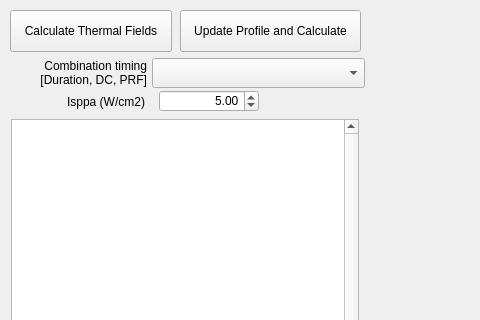
Before: the Qt Designer form BabelBrain/Babel_Thermal/form.ui in ProteusMRIgHIFU/BabelBrain, drawn with Qt 5; both pictures show x 0 to 480 and y 0 to 320 of the 1251 by 483 pixel window.
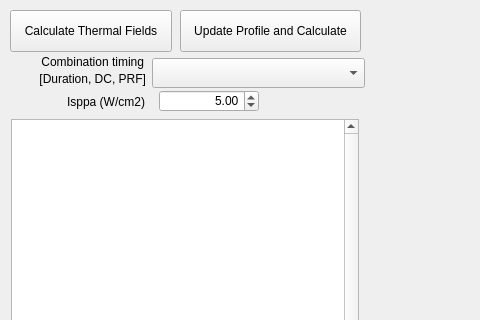
After: the same form once the commit is applied.

What changed in the file:
```diff
--- a/BabelBrain/Babel_Thermal/form.ui
+++ b/BabelBrain/Babel_Thermal/form.ui
@@ -45,15 +45,14 @@
   <widget class="QLabel" name="label_20">
    <property name="geometry">
     <rect>
-     <x>4</x>
-     <y>50</y>
-     <width>143</width>
-     <height>46</height>
+     <x>17</x>
+     <y>49</y>
+     <width>127</width>
+     <height>25</height>
     </rect>
    </property>
    <property name="text">
-    <string>Combination timing
-[Duration, DC, PRF]</string>
+    <string>Combination timing</string>
    </property>
    <property name="alignment">
     <set>Qt::AlignmentFlag::AlignRight|Qt::AlignmentFlag::AlignTrailing|Qt::AlignmentFlag::AlignVCenter</set>
@@ -357,6 +356,22 @@
     <set>Qt::AlignmentFlag::AlignRight|Qt::AlignmentFlag::AlignTrailing|Qt::AlignmentFlag::AlignVCenter</set>
    </property>
   </widget>
+  <widget class="QLabel" name="label_23">
+   <property name="geometry">
+    <rect>
+     <x>15</x>
+     <y>69</y>
+     <width>131</width>
+     <height>20</height>
+    </rect>
+   </property>
+   <property name="text">
+    <string>[Duration, DC, PRF]</string>
+   </property>
+   <property name="alignment">
+    <set>Qt::AlignmentFlag::AlignRight|Qt::AlignmentFlag::AlignTrailing|Qt::AlignmentFlag::AlignVCenter</set>
+   </property>
+  </widget>
  </widget>
  <tabstops>
   <tabstop>SelectProfile</tabstop>
```
